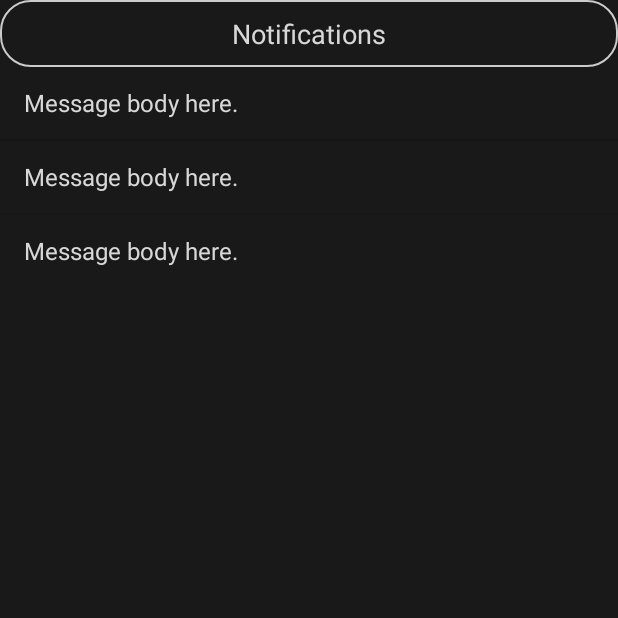
After one commit to ccrossla/HoverchairApp, an Android app: the Notification screen opened directly, with no data from a screen before it, on a phone screen of 412 x 824 dp, the top half of it. The commit adds this screen. Run offline under Robolectric (Android 15) with nearby library versions, the phone set to English and light mode, and no system bars.

Commit message:
integrated notification system

```diff
--- a/AndroidStudioProjects/HoverchairApp/app/src/main/AndroidManifest.xml
+++ b/AndroidStudioProjects/HoverchairApp/app/src/main/AndroidManifest.xml
@@ -40,6 +40,8 @@
 
         <activity android:name=".Drive" />
 
+        <activity android:name=".Notification" />
+
         <service android:name=".BluetoothService" />
 
 
--- a/AndroidStudioProjects/HoverchairApp/app/src/main/java/com/example/carolinecrossland/hoverchairapp/MenuManager.java
+++ b/AndroidStudioProjects/HoverchairApp/app/src/main/java/com/example/carolinecrossland/hoverchairapp/MenuManager.java
@@ -16,6 +16,8 @@ public class MenuManager {
             case R.id.drive:
                 intent = new Intent(activity, Drive.class);
                 break;
+            case R.id.notifications:
+                intent = new Intent(activity, Notification.class);
             default:
                 break;
         }
--- /dev/null
+++ b/AndroidStudioProjects/HoverchairApp/app/src/main/java/com/example/carolinecrossland/hoverchairapp/Notification.java
@@ -0,0 +1,97 @@
+package com.example.carolinecrossland.hoverchairapp;
+
+import android.app.Activity;
+import android.content.Intent;
+import android.graphics.Color;
+import android.support.design.widget.NavigationView;
+import android.support.v7.app.AppCompatActivity;
+import android.os.Bundle;
+import android.view.MenuItem;
+import android.view.View;
+import android.view.ViewGroup;
+import android.widget.AdapterView;
+import android.widget.ArrayAdapter;
+import android.widget.Button;
+import android.widget.ListView;
+import android.widget.TextView;
+
+import java.util.ArrayList;
+import java.util.Arrays;
+import java.util.List;
+import java.util.Map;
+
+
+public class Notification extends AppCompatActivity {
+
+    String messBody = "Message body here.";
+    String messTitle = "Message Title";
+
+    NavigationView navigationView;
+
+    @Override
+    protected void onCreate(Bundle savedInstanceState) {
+        super.onCreate(savedInstanceState);
+        setContentView(R.layout.activity_notification);
+
+        //get reference of widgets
+        final ListView lv = (ListView) findViewById(R.id.lv);
+
+
+        //List to hold data
+        List<Map<String,String>> info = new ArrayList<Map<String,String>>();
+
+        String[] notifs = new String[] {};
+
+        //List from String of notifs
+        final List<String>notifs_list = new ArrayList<String>(Arrays.asList(notifs));
+
+
+        final ArrayAdapter<String> arrayAdapter = new ArrayAdapter<String>
+                (this, android.R.layout.simple_list_item_1, notifs_list){
+
+            @Override
+            public View getView(int position, View convertView, ViewGroup parent){
+                // Get the Item from ListView
+                View view = super.getView(position, convertView, parent);
+
+                // Initialize a TextView for ListView each Item
+                TextView tv = (TextView) view.findViewById(android.R.id.text1);
+
+                // Set the text color of TextView (ListView Item)
+                tv.setTextColor(getResources().getColor(R.color.csTextColor));
+
+                // Generate ListView Item using TextView
+                return view;
+            }
+
+        };
+
+        lv.setAdapter(arrayAdapter);
+
+        lv.setOnItemClickListener(new AdapterView.OnItemClickListener() {
+            @Override
+            public void onItemClick(AdapterView<?> parent, View view, int position, long id) {
+                notifs_list.remove(position);
+                arrayAdapter.notifyDataSetChanged();
+            }
+        });
+
+        //nav view listener
+        navigationView = findViewById(R.id.nav_view);
+        navigationView.setNavigationItemSelectedListener(new NavigationView.OnNavigationItemSelectedListener() {
+            @Override
+            public boolean onNavigationItemSelected(MenuItem menuItem) {
+                Intent intent = MenuManager.selectDrawerItem(Notification.this, menuItem);
+                startActivity(intent);
+                return true;
+            }
+        });
+
+
+        //initialize sample notifications
+        for(int i = 0; i < 3; i++) {
+            notifs_list.add(messBody);
+            arrayAdapter.notifyDataSetChanged();
+        }
+    }
+}
--- /dev/null
+++ b/AndroidStudioProjects/HoverchairApp/app/src/main/res/layout/activity_notification.xml
@@ -0,0 +1,48 @@
+<?xml version="1.0" encoding="utf-8"?>
+<android.support.v4.widget.DrawerLayout
+    xmlns:android="http://schemas.android.com/apk/res/android"
+    xmlns:app="http://schemas.android.com/apk/res-auto"
+    xmlns:tools="http://schemas.android.com/tools"
+    android:id="@+id/drawer_layout"
+    android:layout_width="match_parent"
+    android:layout_height="match_parent"
+    tools:context=".MainActivity"
+    android:orientation="vertical">
+    <RelativeLayout xmlns:android="http://schemas.android.com/apk/res/android"
+        xmlns:app="http://schemas.android.com/apk/res-auto"
+        xmlns:tools="http://schemas.android.com/tools"
+        android:layout_width="match_parent"
+        android:layout_height="match_parent"
+        tools:context=".Notification"
+        android:background="@color/colorPrimaryDark"
+        android:orientation="vertical"
+        >
+
+        <TextView
+            android:layout_weight=".1"
+            android:layout_width="match_parent"
+            android:layout_height="wrap_content"
+            android:gravity="center"
+            android:text="Notifications"
+            android:textSize="18dp"
+            android:id="@+id/notifications_txt"
+            android:background="@drawable/custom_border"
+            />
+        <ListView
+            android:layout_weight=".9"
+            android:id="@+id/lv"
+            android:layout_below="@+id/notifications_txt"
+            android:layout_width="match_parent"
+            android:layout_height="wrap_content"
+            >
+
+        </ListView>
+    </RelativeLayout>
+    <android.support.design.widget.NavigationView
+        android:id="@+id/nav_view"
+        android:layout_width="wrap_content"
+        android:layout_height="match_parent"
+        app:menu = "@menu/drawermenu"
+        android:layout_gravity = "start">
+    </android.support.design.widget.NavigationView>
+</android.support.v4.widget.DrawerLayout>
--- a/AndroidStudioProjects/HoverchairApp/app/src/main/res/values/styles.xml
+++ b/AndroidStudioProjects/HoverchairApp/app/src/main/res/values/styles.xml
@@ -6,6 +6,13 @@
         <item name="colorPrimary">@color/colorPrimary</item>
         <item name="colorPrimaryDark">@color/colorPrimaryDark</item>
         <item name="colorAccent">@color/colorAccent</item>
+        <item name="android:textColor">@color/csTextColor</item>
+    </style>
+
+
+    <style name="Notifications" parent="@android:style/Widget.ListView">
+        <item name="colorPrimaryDark">@color/colorPrimaryDark</item>
+        <item name="android:textColor">@color/csTextColor</item>
     </style>
 
 </resources>
```
